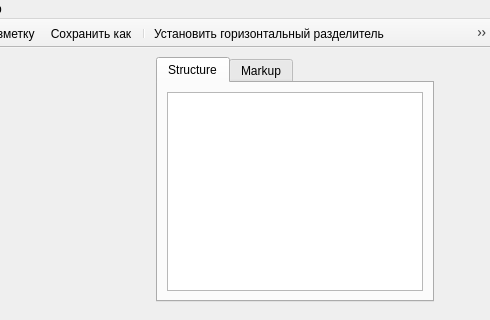
fernflower/pdf-sectioning, file layout.ui: the form before one commit; both pictures show x 185 to 675 and y 0 to 320 of the 675 by 435 pixel window.
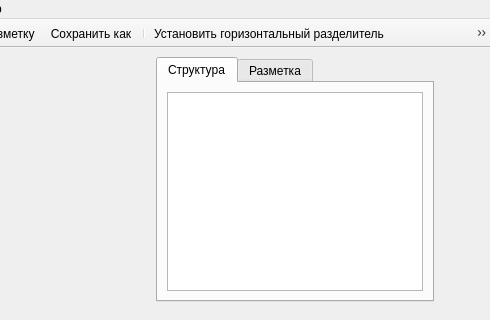
The form after the commit. The open tabs and pages were chosen to show the change. Icons and pictures are not drawn.

What changed in the file:
```diff
--- a/layout.ui
+++ b/layout.ui
@@ -57,7 +57,7 @@
     </property>
     <widget class="QWidget" name="tab">
      <attribute name="title">
-      <string>Structure</string>
+      <string>Структура</string>
      </attribute>
      <layout class="QVBoxLayout" name="verticalLayout">
       <item>
@@ -70,7 +70,7 @@
     </widget>
     <widget class="QWidget" name="tab_2">
      <attribute name="title">
-      <string>Markup</string>
+      <string>Разметка</string>
      </attribute>
      <layout class="QHBoxLayout" name="horizontalLayout">
       <item>
```
Left out of the diff: 2 changed lines with no effect on the pictures.
